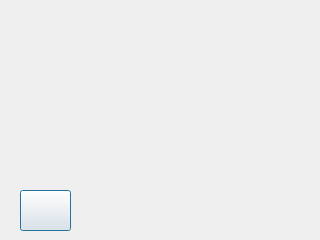
Qt form GuiRasp/usr.ui (cala21/CSCI-3308) before a commit.
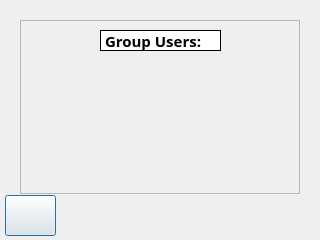
The same form after that commit. Icons and pictures are not drawn.

```diff
--- a/GuiRasp/usr.ui
+++ b/GuiRasp/usr.ui
@@ -16,8 +16,8 @@
   <widget class="QPushButton" name="BackUsr">
    <property name="geometry">
     <rect>
-     <x>20</x>
-     <y>190</y>
+     <x>5</x>
+     <y>195</y>
      <width>51</width>
      <height>41</height>
     </rect>
@@ -36,6 +36,60 @@
     </size>
    </property>
   </widget>
+  <widget class="QScrollArea" name="scrollUsers">
+   <property name="geometry">
+    <rect>
+     <x>20</x>
+     <y>20</y>
+     <width>280</width>
+     <height>174</height>
+    </rect>
+   </property>
+   <property name="styleSheet">
+    <string notr="true">border-image: url(:/Images/BuffLogo.png);</string>
+   </property>
+   <property name="widgetResizable">
+    <bool>true</bool>
+   </property>
+   <widget class="QWidget" name="scrollAreaWidgetContents">
+    <property name="geometry">
+     <rect>
+      <x>0</x>
+      <y>0</y>
+      <width>280</width>
+      <height>174</height>
+     </rect>
+    </property>
+    <zorder>labelGrouopUsr</zorder>
+   </widget>
+  </widget>
+  <widget class="QLabel" name="labelGrouopUsr">
+   <property name="geometry">
+    <rect>
+     <x>100</x>
+     <y>30</y>
+     <width>121</width>
+     <height>21</height>
+    </rect>
+   </property>
+   <property name="font">
+    <font>
+     <family>Purisa</family>
+     <pointsize>11</pointsize>
+     <weight>75</weight>
+     <bold>true</bold>
+    </font>
+   </property>
+   <property name="styleSheet">
+    <string notr="true">background-color: rgb(255, 255, 255);</string>
+   </property>
+   <property name="frameShape">
+    <enum>QFrame::Panel</enum>
+   </property>
+   <property name="text">
+    <string>Group Users:</string>
+   </property>
+  </widget>
  </widget>
  <resources>
   <include location="images.qrc"/>
```
